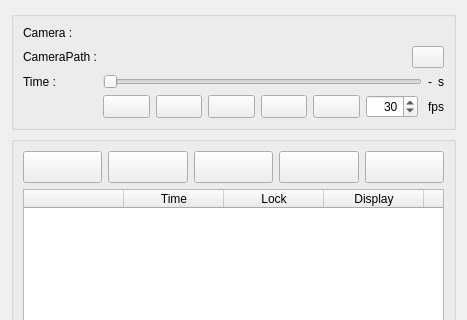
First picture: the form in Modules/Loadable/CameraPath/Resources/UI/qSlicerCameraPathModuleWidget.ui, repository KitwareMedical/Slicer-CameraPath, before the edit; both pictures show x 0 to 467 and y 0 to 320 of the 467 by 693 pixel window.
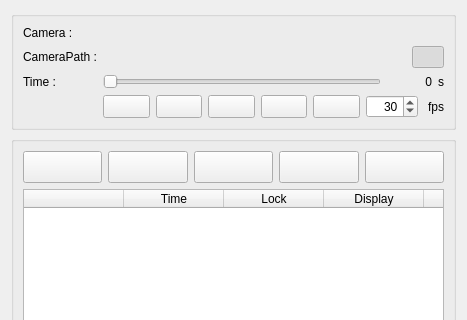
Second picture: the form after the edit. Icons and pictures are not drawn. Custom widgets are drawn as their Qt base class.

Commit message: ENH: implement CameraPath browser

Diff of the .ui file:
```diff
--- a/Modules/Loadable/CameraPath/Resources/UI/qSlicerCameraPathModuleWidget.ui
+++ b/Modules/Loadable/CameraPath/Resources/UI/qSlicerCameraPathModuleWidget.ui
@@ -139,8 +139,14 @@
           </property>
           <property name="icon">
            <iconset resource="../../../../../../debug-iVSPlan/Slicer/Libs/MRML/Widgets/Resources/qMRMLWidgets.qrc">
-            <normaloff>:/Icons/VisibleOn.png</normaloff>
-            <normalon>:/Icons/VisibleOff.png</normalon>:/Icons/VisibleOn.png</iconset>
+            <normaloff>:/Icons/VisibleOff.png</normaloff>
+            <normalon>:/Icons/VisibleOn.png</normalon>:/Icons/VisibleOff.png</iconset>
+          </property>
+          <property name="checkable">
+           <bool>true</bool>
+          </property>
+          <property name="checked">
+           <bool>true</bool>
           </property>
          </widget>
         </item>
@@ -176,8 +182,23 @@
         </item>
         <item>
          <widget class="QLabel" name="timeValueLabel">
+          <property name="minimumSize">
+           <size>
+            <width>45</width>
+            <height>0</height>
+           </size>
+          </property>
+          <property name="maximumSize">
+           <size>
+            <width>45</width>
+            <height>16777215</height>
+           </size>
+          </property>
           <property name="text">
-           <string>-</string>
+           <string>0</string>
+          </property>
+          <property name="alignment">
+           <set>Qt::AlignRight|Qt::AlignTrailing|Qt::AlignVCenter</set>
           </property>
          </widget>
         </item>
@@ -751,7 +772,7 @@
      <property name="sizeHint" stdset="0">
       <size>
        <width>20</width>
-       <height>42</height>
+       <height>200</height>
       </size>
      </property>
     </spacer>
```
Left out of the diff: 7 changed lines with no effect on the pictures. The commit also changes 2 other files.
